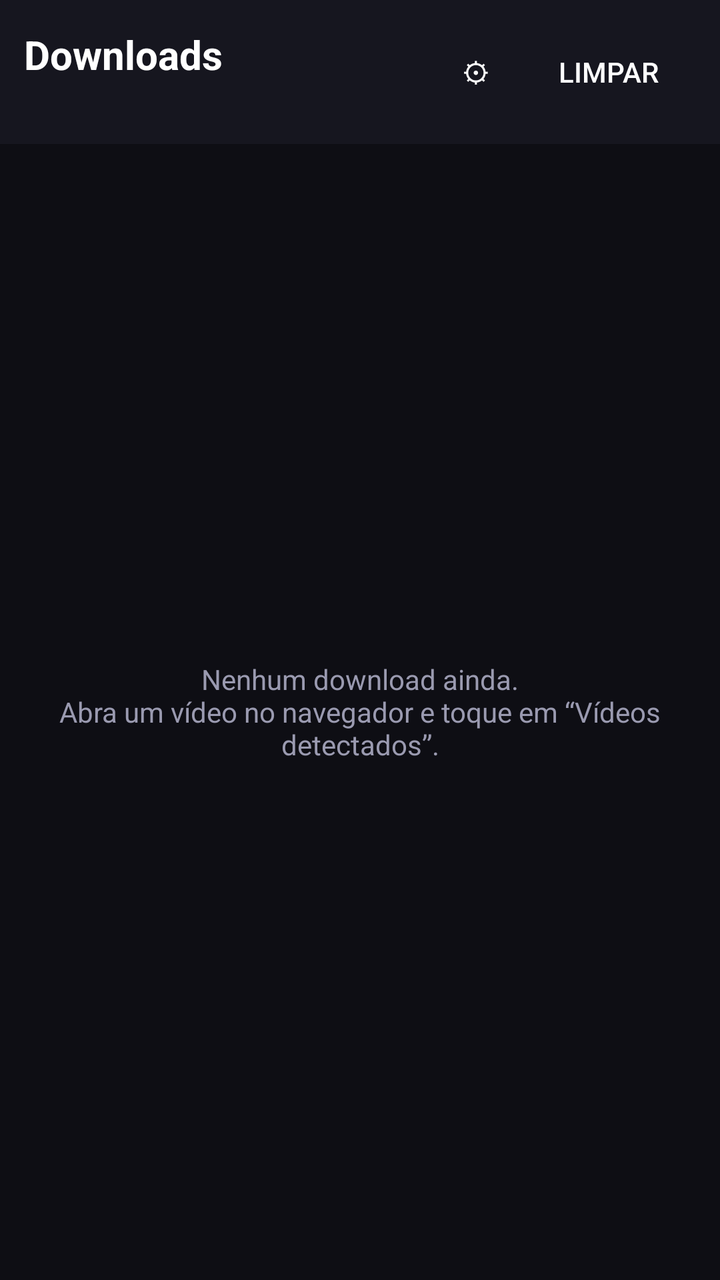
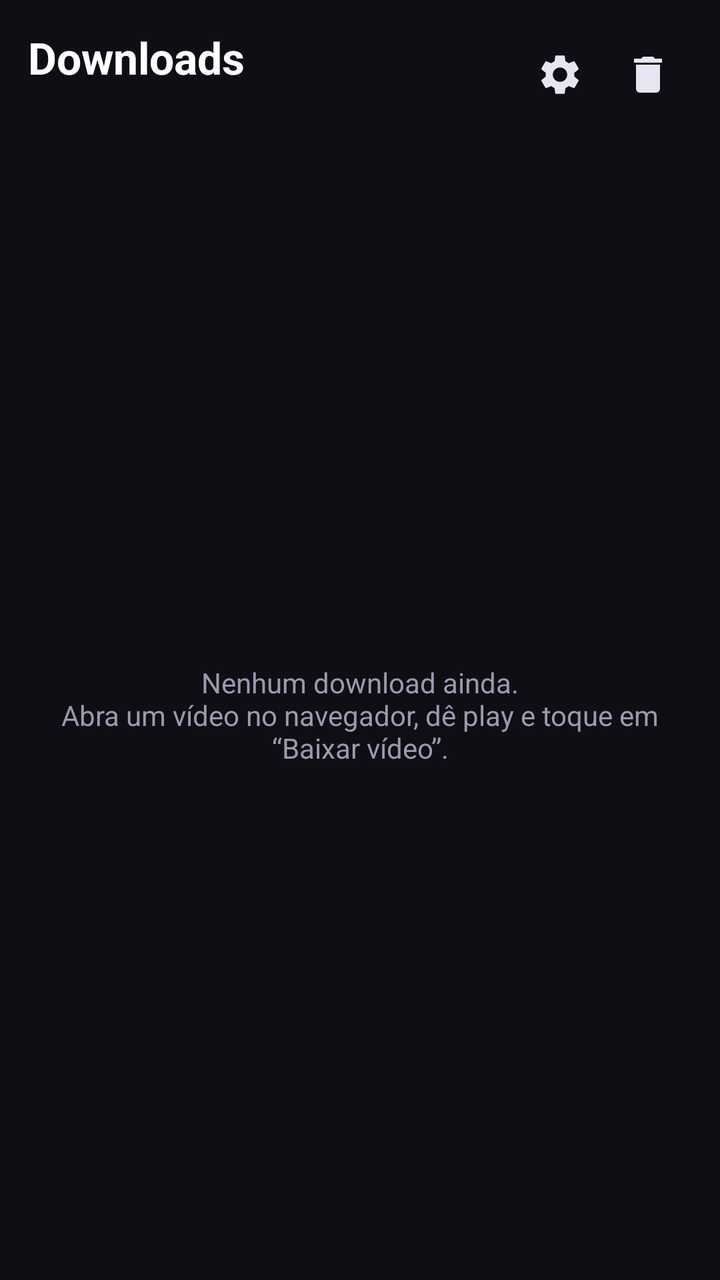

The first picture is an Android layout as it rendered before a commit; the second is the same layout after the commit. The layout source and the unified diff follow.
<!-- AndroidManifest.xml: application theme AppTheme -->
<!-- res/layout/downloads.xml -->
<?xml version="1.0" encoding="utf-8"?>
<LinearLayout xmlns:android="http://schemas.android.com/apk/res/android"
    android:layout_width="match_parent"
    android:layout_height="match_parent"
    android:orientation="vertical">

    <LinearLayout
        android:layout_width="match_parent"
        android:layout_height="wrap_content"
        android:background="#16161F"
        android:gravity="center_vertical"
        android:orientation="horizontal"
        android:padding="12dp">

        <LinearLayout
            android:layout_width="0dp"
            android:layout_height="wrap_content"
            android:layout_weight="1"
            android:orientation="vertical">

            <TextView
                android:layout_width="match_parent"
                android:layout_height="wrap_content"
                android:text="Downloads"
                android:textColor="#FFFFFF"
                android:textSize="20sp"
                android:textStyle="bold" />

            <TextView
                android:id="@+id/summary"
                android:layout_width="match_parent"
                android:layout_height="wrap_content"
                android:textColor="#B388FF"
                android:textSize="13sp" />
        </LinearLayout>

        <Button
            android:id="@+id/btnSettings"
            style="?android:attr/borderlessButtonStyle"
            android:layout_width="wrap_content"
            android:layout_height="wrap_content"
            android:minWidth="44dp"
            android:text="⚙" />

        <Button
            android:id="@+id/btnClear"
            style="?android:attr/borderlessButtonStyle"
            android:layout_width="wrap_content"
            android:layout_height="wrap_content"
            android:text="Limpar" />
    </LinearLayout>

    <FrameLayout
        android:layout_width="match_parent"
        android:layout_height="0dp"
        android:layout_weight="1">

        <ListView
            android:id="@+id/list"
            android:layout_width="match_parent"
            android:layout_height="match_parent"
            android:divider="#22222E"
            android:dividerHeight="1dp" />

        <TextView
            android:id="@+id/empty"
            android:layout_width="match_parent"
            android:layout_height="match_parent"
            android:gravity="center"
            android:padding="24dp"
            android:text="Nenhum download ainda.\nAbra um vídeo no navegador e toque em “Vídeos detectados”."
            android:textColor="#9A9AB0" />
    </FrameLayout>
</LinearLayout>
<!-- resources referenced by this layout -->
<resources>
  <style name="AppTheme" parent="android:Theme.Material.NoActionBar">
          <item name="android:colorPrimary">#7C4DFF</item>
          <item name="android:colorAccent">#B388FF</item>
          <item name="android:windowBackground">#0E0E14</item>
          <item name="android:statusBarColor">#0E0E14</item>
          <item name="android:navigationBarColor">#0E0E14</item>
      </style>
</resources>

<!-- the commit's change to res/layout/downloads.xml (unified diff, before → after) -->
@@ -7,10 +7,10 @@
     <LinearLayout
         android:layout_width="match_parent"
         android:layout_height="wrap_content"
-        android:background="#16161F"
+        android:background="#0E0E14"
         android:gravity="center_vertical"
         android:orientation="horizontal"
-        android:padding="12dp">
+        android:padding="14dp">
 
         <LinearLayout
             android:layout_width="0dp"
@@ -23,7 +23,7 @@
                 android:layout_height="wrap_content"
                 android:text="Downloads"
                 android:textColor="#FFFFFF"
-                android:textSize="20sp"
+                android:textSize="22sp"
                 android:textStyle="bold" />
 
             <TextView
@@ -34,20 +34,25 @@
                 android:textSize="13sp" />
         </LinearLayout>
 
-        <Button
+        <ImageButton
             android:id="@+id/btnSettings"
-            style="?android:attr/borderlessButtonStyle"
-            android:layout_width="wrap_content"
-            android:layout_height="wrap_content"
-            android:minWidth="44dp"
-            android:text="⚙" />
+            android:layout_width="44dp"
+            android:layout_height="44dp"
+            android:background="?android:attr/selectableItemBackgroundBorderless"
+            android:contentDescription="Conexões"
+            android:padding="10dp"
+            android:scaleType="fitCenter"
+            android:src="@drawable/ic_settings" />
 
-        <Button
+        <ImageButton
             android:id="@+id/btnClear"
-            style="?android:attr/borderlessButtonStyle"
-            android:layout_width="wrap_content"
-            android:layout_height="wrap_content"
-            android:text="Limpar" />
+            android:layout_width="44dp"
+            android:layout_height="44dp"
+            android:background="?android:attr/selectableItemBackgroundBorderless"
+            android:contentDescription="Limpar concluídos"
+            android:padding="10dp"
+            android:scaleType="fitCenter"
+            android:src="@drawable/ic_delete" />
     </LinearLayout>
 
     <FrameLayout
@@ -59,8 +64,13 @@
             android:id="@+id/list"
             android:layout_width="match_parent"
             android:layout_height="match_parent"
-            android:divider="#22222E"
-            android:dividerHeight="1dp" />
+            android:clipToPadding="false"
+            android:divider="@android:color/transparent"
+            android:dividerHeight="10dp"
+            android:paddingBottom="12dp"
+            android:paddingLeft="12dp"
+            android:paddingRight="12dp"
+            android:paddingTop="4dp" />
 
         <TextView
             android:id="@+id/empty"
@@ -68,7 +78,7 @@
             android:layout_height="match_parent"
             android:gravity="center"
             android:padding="24dp"
-            android:text="Nenhum download ainda.\nAbra um vídeo no navegador e toque em “Vídeos detectados”."
+            android:text="Nenhum download ainda.\nAbra um vídeo no navegador, dê play e toque em “Baixar vídeo”."
             android:textColor="#9A9AB0" />
     </FrameLayout>
 </LinearLayout>
<!-- resource entries referenced after the edit -->
@@ -1,11 +1,47 @@
 <!-- resources referenced by this layout -->
 <resources>
+  <!-- drawable ic_delete (drawable) -->
+  <?xml version="1.0" encoding="utf-8"?>
+  <vector xmlns:android="http://schemas.android.com/apk/res/android"
+      android:width="24dp"
+      android:height="24dp"
+      android:viewportWidth="24"
+      android:viewportHeight="24">
+      <path
+          android:fillColor="#E6E6F2"
+          android:pathData="M6,19c0,1.1 0.9,2 2,2h8c1.1,0 2,-0.9 2,-2V7H6v12zM19,4h-3.5l-1,-1h-5l-1,1H5v2h14V4z" />
+  </vector>
+  <!-- drawable ic_settings (drawable) -->
+  <?xml version="1.0" encoding="utf-8"?>
+  <vector xmlns:android="http://schemas.android.com/apk/res/android"
+      android:width="24dp"
+      android:height="24dp"
+      android:viewportWidth="24"
+      android:viewportHeight="24">
+      <path
+          android:fillColor="#E6E6F2"
+          android:pathData="M19.14,12.94c0.04,-0.3 0.06,-0.61 0.06,-0.94c0,-0.32 -0.02,-0.64 -0.07,-0.94l2.03,-1.58c0.18,-0.14 0.23,-0.41 0.12,-0.61l-1.92,-3.32c-0.12,-0.22 -0.37,-0.29 -0.59,-0.22l-2.39,0.96c-0.5,-0.38 -1.03,-0.7 -1.62,-0.94L14.4,2.81c-0.04,-0.24 -0.24,-0.41 -0.48,-0.41h-3.84c-0.24,0 -0.43,0.17 -0.47,0.41L9.25,5.35C8.66,5.59 8.12,5.92 7.63,6.29L5.24,5.33c-0.22,-0.08 -0.47,0 -0.59,0.22L2.74,8.87C2.62,9.08 2.66,9.34 2.86,9.48l2.03,1.58C4.84,11.36 4.8,11.69 4.8,12s0.02,0.64 0.07,0.94l-2.03,1.58c-0.18,0.14 -0.23,0.41 -0.12,0.61l1.92,3.32c0.12,0.22 0.37,0.29 0.59,0.22l2.39,-0.96c0.5,0.38 1.03,0.7 1.62,0.94l0.36,2.54c0.05,0.24 0.24,0.41 0.48,0.41h3.84c0.24,0 0.44,-0.17 0.47,-0.41l0.36,-2.54c0.59,-0.24 1.13,-0.56 1.62,-0.94l2.39,0.96c0.22,0.08 0.47,0 0.59,-0.22l1.92,-3.32c0.12,-0.22 0.07,-0.47 -0.12,-0.61L19.14,12.94zM12,15.6c-1.98,0 -3.6,-1.62 -3.6,-3.6s1.62,-3.6 3.6,-3.6s3.6,1.62 3.6,3.6S13.98,15.6 12,15.6z" />
+  </vector>
   <style name="AppTheme" parent="android:Theme.Material.NoActionBar">
           <item name="android:colorPrimary">#7C4DFF</item>
           <item name="android:colorAccent">#B388FF</item>
           <item name="android:windowBackground">#0E0E14</item>
           <item name="android:statusBarColor">#0E0E14</item>
           <item name="android:navigationBarColor">#0E0E14</item>
+          <item name="android:alertDialogTheme">@style/AppDialog</item>
       </style>
+  <style name="AppDialog" parent="android:Theme.Material.Dialog.Alert">
+          <item name="android:colorBackground">#1B1B28</item>
+          <item name="android:colorAccent">#B388FF</item>
+          <item name="android:textColorPrimary">#FFFFFF</item>
+          <item name="android:textColorSecondary">#9A9AB0</item>
+          <item name="android:windowBackground">@drawable/bg_dialog</item>
+      </style>
+  <!-- drawable bg_dialog (drawable) -->
+  <?xml version="1.0" encoding="utf-8"?>
+  <shape xmlns:android="http://schemas.android.com/apk/res/android" android:shape="rectangle">
+      <solid android:color="#1B1B28" />
+      <corners android:radius="22dp" />
+  </shape>
 </resources>
 
